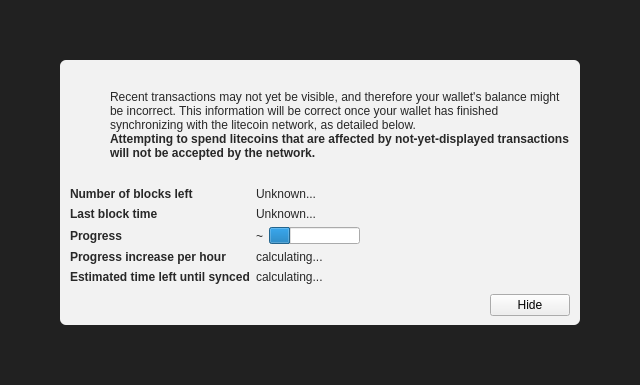
santos177/TradeLayer, file src/qt/forms/modaloverlay.ui: the form before one commit.
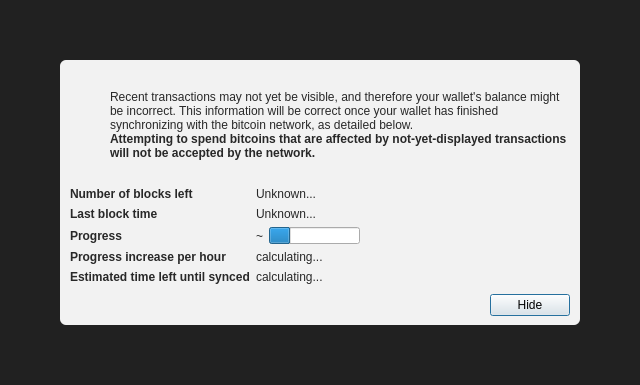
The form after the commit. Icons and pictures are not drawn. Custom widgets are drawn as their Qt base class.

```diff
--- a/src/qt/forms/modaloverlay.ui
+++ b/src/qt/forms/modaloverlay.ui
@@ -130,7 +130,7 @@
              <item>
               <widget class="QLabel" name="infoText">
                <property name="text">
-                <string>Recent transactions may not yet be visible, and therefore your wallet's balance might be incorrect. This information will be correct once your wallet has finished synchronizing with the litecoin network, as detailed below.</string>
+                <string>Recent transactions may not yet be visible, and therefore your wallet's balance might be incorrect. This information will be correct once your wallet has finished synchronizing with the bitcoin network, as detailed below.</string>
                </property>
                <property name="textFormat">
                 <enum>Qt::RichText</enum>
@@ -149,7 +149,7 @@
                 </font>
                </property>
                <property name="text">
-                <string>Attempting to spend litecoins that are affected by not-yet-displayed transactions will not be accepted by the network.</string>
+                <string>Attempting to spend bitcoins that are affected by not-yet-displayed transactions will not be accepted by the network.</string>
                </property>
                <property name="textFormat">
                 <enum>Qt::RichText</enum>
@@ -351,6 +351,12 @@
              <property name="text">
               <string>Hide</string>
              </property>
+             <property name="focusPolicy">
+              <enum>Qt::StrongFocus</enum>
+             </property>
+             <property name="default">
+              <bool>true</bool>
+             </property>
             </widget>
            </item>
           </layout>
```
